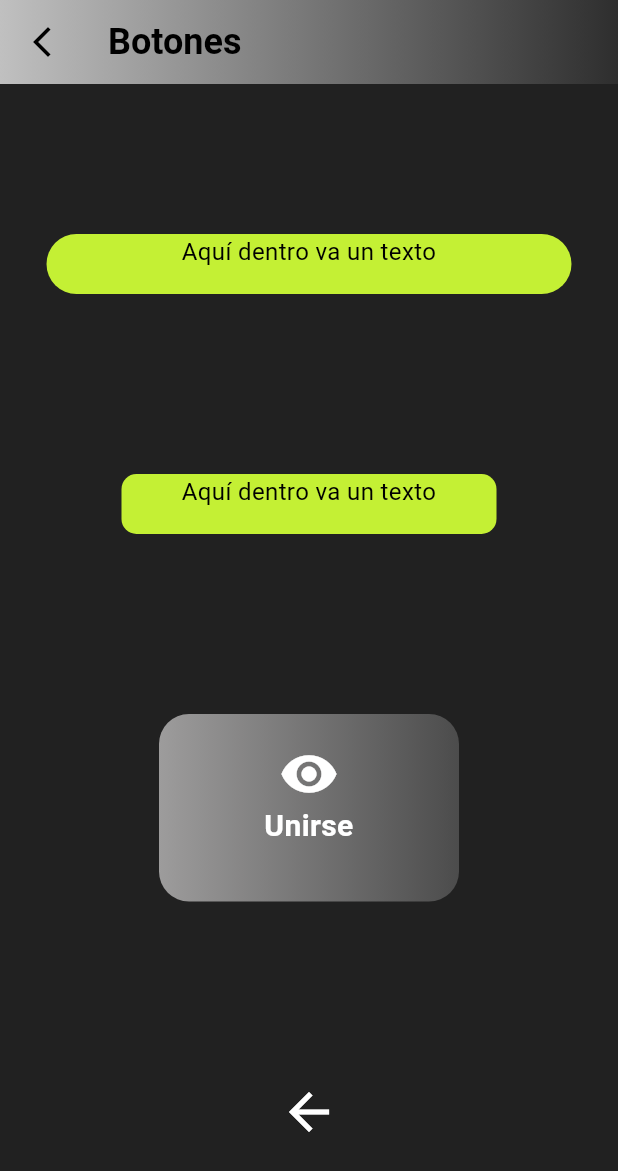
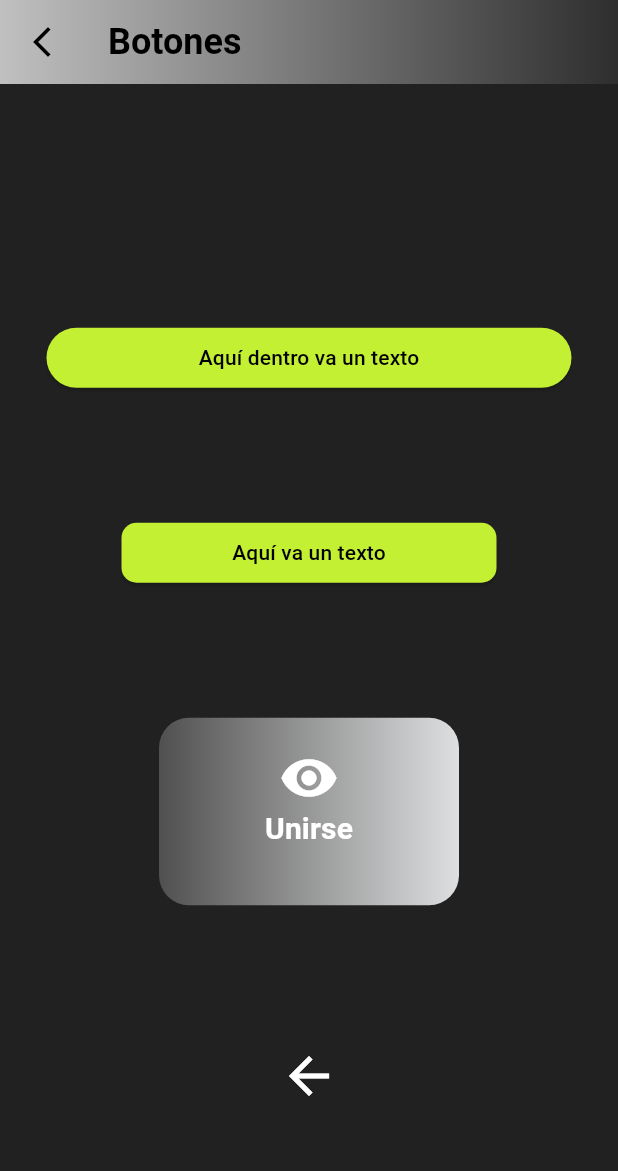
Before and after one commit to Yonderus/Respi, a Flutter app: the DemoButtons screen opened directly, on a phone screen of 412 x 824 dp. Shown: the top 1171 px of the screen. Run offline on Flutter 3.47's test engine with Material 3 defaults, Android fonts, the phone set to English and light mode, and no system bars.

Commit message:
(Javi) Cambio en los botones del buttons_demo

```diff
--- a/lib/catalog/demos/buttons_demo.dart
+++ b/lib/catalog/demos/buttons_demo.dart
@@ -11,57 +11,89 @@ class DemoButtons extends StatelessWidget {
 
       body: Container(
         decoration: BoxDecoration(color: Colors.grey[900]),
+
         child: Center(
+          child: SingleChildScrollView(
             child: Column(
               children: [
                 //Primer botón
                 Container(
                   margin: const EdgeInsets.only(top: 100, bottom: 20),
+
+                  child: SizedBox(
                     width: 350,
                     height: 40,
-                decoration: BoxDecoration(
-                  color: const Color.fromARGB(255, 196, 240, 52),
+
+                    child: ElevatedButton(
+                      onPressed: () {},
+                      style: ElevatedButton.styleFrom(
+                        backgroundColor: const Color.fromARGB(
+                          255,
+                          196,
+                          240,
+                          52,
+                        ),
+                        shape: RoundedRectangleBorder(
                           borderRadius: BorderRadius.circular(20),
                         ),
-
+                      ),
                       child: Text(
-                  'Aquí dentro va un texto',
+                        "Aquí dentro va un texto",
                         textAlign: TextAlign.center,
-                  style: TextStyle(color: Colors.black, fontSize: 16),
+                        style: TextStyle(color: Colors.black),
                       ),
                     ),
+                  ),
+                ),
+
                 //Segundo botón
                 Container(
-                margin: const EdgeInsets.only(top: 100, bottom: 20),
+                  margin: const EdgeInsets.only(top: 70, bottom: 20),
+                  child: SizedBox(
                     width: 250,
                     height: 40,
-                decoration: BoxDecoration(
-                  color: const Color.fromARGB(255, 196, 240, 52),
+                    child: ElevatedButton(
+                      onPressed: () {},
+                      style: ElevatedButton.styleFrom(
+                        backgroundColor: Color.fromARGB(255, 196, 240, 52),
+                        shape: RoundedRectangleBorder(
                           borderRadius: BorderRadius.circular(10),
                         ),
+                      ),
                       child: Text(
-                  'Aquí dentro va un texto',
+                        "Aquí va un texto",
                         textAlign: TextAlign.center,
-                  style: TextStyle(color: Colors.black, fontSize: 16),
+                        style: TextStyle(color: Colors.black),
+                      ),
+                    ),
                   ),
                 ),
                 //Tercer botón
                 Container(
-                margin: const EdgeInsets.only(top: 100, bottom: 20),
-                width: 200,
-                height: 125,
+                  margin: const EdgeInsets.only(top: 70, bottom: 20),
                   decoration: BoxDecoration(
-                  gradient: LinearGradient(
+                    gradient: const LinearGradient(
                       colors: [
-                      Color.fromARGB(255, 76, 76, 76),
-                      Color.fromARGB(255, 157, 156, 156),
+                        Color.fromARGB(255, 80, 80, 80),
+                        Color.fromARGB(255, 222, 223, 224),
                       ],
-                    begin: Alignment.centerRight,
-                    end: Alignment.centerLeft,
+                      begin: Alignment.centerLeft,
+                      end: Alignment.centerRight,
                     ),
                     borderRadius: BorderRadius.circular(20),
                   ),
-
+                  child: SizedBox(
+                    width: 200,
+                    height: 125,
+                    child: ElevatedButton(
+                      onPressed: () {},
+                      style: ElevatedButton.styleFrom(
+                        backgroundColor: Colors.transparent,
+                        shadowColor: Colors.transparent,
+                        shape: RoundedRectangleBorder(
+                          borderRadius: BorderRadius.circular(20),
+                        ),
+                      ),
                       child: Column(
                         children: [
                           Padding(padding: EdgeInsets.only(top: 20)),
@@ -78,12 +110,26 @@ class DemoButtons extends StatelessWidget {
                         ],
                       ),
                     ),
+                  ),
+                ),
                 //Cuarto botón
                 Container(
-                margin: const EdgeInsets.only(top: 100, bottom: 20),
-                child: Icon(Icons.arrow_back, size: 40, color: Colors.white),
+                  margin: const EdgeInsets.only(top: 70, bottom: 20),
+                  child: ElevatedButton(
+                    onPressed: () {},
+                    style: ElevatedButton.styleFrom(
+                      backgroundColor: Colors.transparent,
+                      shadowColor: Colors.transparent,
+                    ),
+                    child: Icon(
+                      Icons.arrow_back,
+                      size: 40,
+                      color: Colors.white,
+                    ),
+                  ),
                 ),
               ],
+            ),
           ),
         ),
       ),
```
Lines whose indentation alone changed are shown as unchanged.
